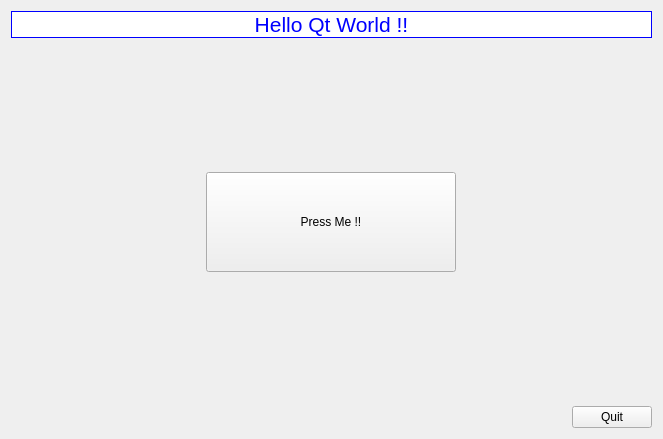
Above: widget.ui from GiorgioMarinangeli/HelloQtWorld before the change. Below: the same form after it.
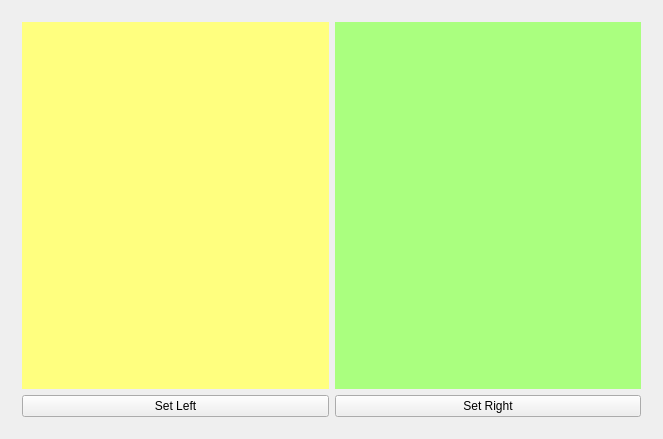
That is the form after the change. The open tabs and pages were chosen to show the change. Icons and pictures are not drawn.

The edit to the form file:
```diff
--- a/widget.ui
+++ b/widget.ui
@@ -15,6 +15,13 @@
   </property>
   <layout class="QVBoxLayout" name="verticalLayout">
    <item>
+    <widget class="QStackedWidget" name="stackedWidget">
+     <property name="currentIndex">
+      <number>2</number>
+     </property>
+     <widget class="QWidget" name="page">
+      <layout class="QVBoxLayout" name="verticalLayout_2">
+       <item>
     <widget class="QLabel" name="label">
      <property name="font">
       <font>
@@ -46,7 +53,7 @@
      <property name="sizeHint" stdset="0">
       <size>
        <width>20</width>
-       <height>120</height>
+           <height>111</height>
       </size>
      </property>
     </spacer>
@@ -84,7 +91,7 @@
      <property name="sizeHint" stdset="0">
       <size>
        <width>20</width>
-       <height>119</height>
+           <height>110</height>
       </size>
      </property>
     </spacer>
@@ -115,6 +122,86 @@
    </item>
   </layout>
  </widget>
+     <widget class="QWidget" name="page_2">
+      <layout class="QGridLayout" name="gridLayout">
+       <item row="0" column="0">
+        <widget class="QWidget" name="leftWidget" native="true">
+         <property name="styleSheet">
+          <string notr="true">background-color: rgb(255, 255, 127);</string>
+         </property>
+         <widget class="QLabel" name="iconLabel">
+          <property name="geometry">
+           <rect>
+            <x>50</x>
+            <y>80</y>
+            <width>171</width>
+            <height>171</height>
+           </rect>
+          </property>
+          <property name="text">
+           <string/>
+          </property>
+          <property name="pixmap">
+           <pixmap resource="res.qrc">:/pos/img/pos.jpg</pixmap>
+          </property>
+          <property name="scaledContents">
+           <bool>true</bool>
+          </property>
+         </widget>
+        </widget>
+       </item>
+       <item row="0" column="1">
+        <widget class="QWidget" name="rightWidget" native="true">
+         <property name="styleSheet">
+          <string notr="true">background-color: rgb(170, 255, 127);</string>
+         </property>
+        </widget>
+       </item>
+       <item row="1" column="0">
+        <widget class="QPushButton" name="setLeftPushButton">
+         <property name="text">
+          <string>Set Left</string>
+         </property>
+        </widget>
+       </item>
+       <item row="1" column="1">
+        <widget class="QPushButton" name="setRightPushButton">
+         <property name="text">
+          <string>Set Right</string>
+         </property>
+        </widget>
+       </item>
+      </layout>
+     </widget>
+     <widget class="QWidget" name="page_3">
+      <layout class="QGridLayout" name="gridLayout_2">
+       <item row="0" column="0" colspan="2">
+        <widget class="QWidget" name="createWidget" native="true">
+         <property name="styleSheet">
+          <string notr="true"/>
+         </property>
+        </widget>
+       </item>
+       <item row="1" column="0">
+        <widget class="QPushButton" name="createPushButton">
+         <property name="text">
+          <string>Create Obj</string>
+         </property>
+        </widget>
+       </item>
+       <item row="1" column="1">
+        <widget class="QPushButton" name="deletePushButton">
+         <property name="text">
+          <string>Delete Obj</string>
+         </property>
+        </widget>
+       </item>
+      </layout>
+     </widget>
+    </widget>
+   </item>
+  </layout>
+ </widget>
  <layoutdefault spacing="6" margin="11"/>
  <resources/>
  <connections>
```
Left out of the diff: 23 changed lines with no effect on the pictures. Lines whose indentation alone changed are shown as unchanged.
